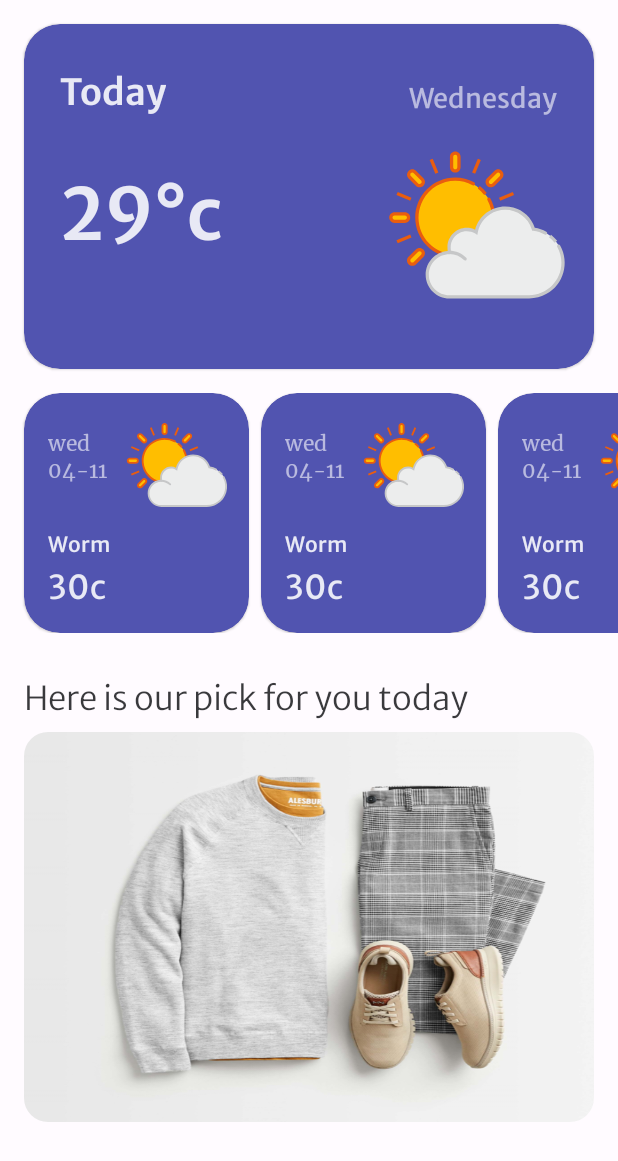
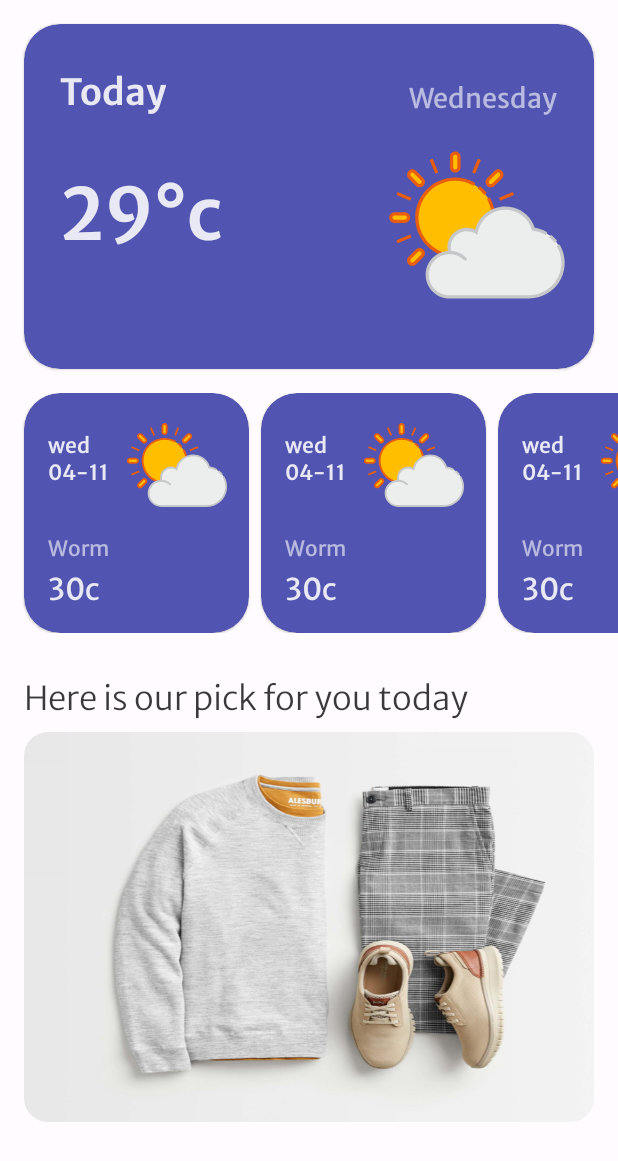
Before and after one commit to AliAlneame/What_To_Wear_202, an Android app: the layout fragment_home.xml on its own in the app's theme, with its tools: preview values and no code run, on a phone screen of 412 x 824 dp. Shown: the top 1161 px of the screen. Run offline under Robolectric (Android 15) with nearby library versions, the phone set to English and light mode, and no system bars.

Commit message:
update item day xml.

```diff
--- a/app/src/main/res/layout/item_day.xml
+++ b/app/src/main/res/layout/item_day.xml
@@ -28,9 +28,9 @@
             android:layout_width="44dp"
             android:layout_height="19dp"
             android:layout_marginBottom="2dp"
-            android:fontFamily="@font/merriweathersans_medium"
+            android:fontFamily="@font/merriweathersans_regular"
             android:text="Worm"
-            android:textColor="@color/material_on_primary_emphasis_high_type"
+            android:textColor="@color/material_on_primary_emphasis_medium"
             android:textSize="14sp"
             app:layout_constraintBottom_toTopOf="@+id/text_temperature_max"
             app:layout_constraintStart_toStartOf="@+id/text_item_day_date" />
@@ -41,8 +41,8 @@
             android:layout_height="wrap_content"
             android:layout_marginStart="16dp"
             android:layout_marginBottom="12dp"
-            android:fontFamily="@font/merriweather_regular"
-            android:textColor="@color/material_on_primary_emphasis_medium"
+            android:fontFamily="@font/merriweathersans_medium"
+            android:textColor="@color/material_on_primary_emphasis_high_type"
             android:textSize="14sp"
             app:layout_constraintBottom_toBottomOf="@+id/image_weather"
             app:layout_constraintStart_toStartOf="@id/constraint_card_view"
@@ -58,7 +58,7 @@
             android:fontFamily="@font/merriweathersans_regular"
             android:text="30c"
             android:textColor="@color/material_on_primary_emphasis_high_type"
-            android:textSize="22sp"
+            android:textSize="20sp"
             app:layout_constraintBottom_toBottomOf="parent"
             app:layout_constraintStart_toStartOf="@id/constraint_card_view" />
 
```
